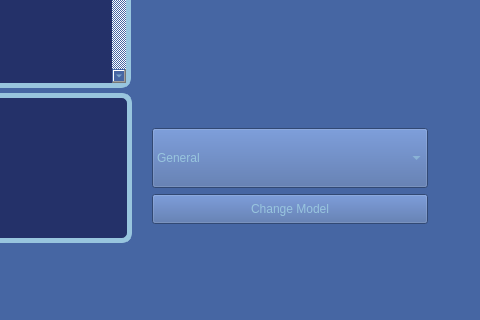
Qt form APOLLO_MainWindow.ui (ThatNerd404/A.P.O.L.L.O) before a commit; both pictures show x 720 to 1200 and y 355 to 675 of the 1200 by 675 pixel window.
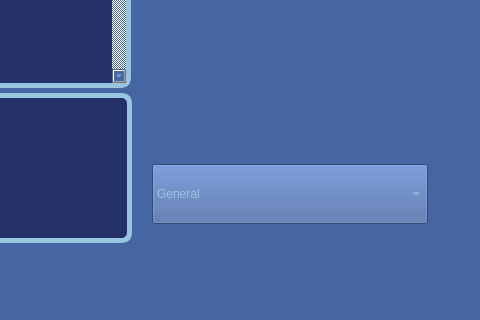
The same form after that commit. Icons and pictures are not drawn.

Commit message: working on model chooser and little face lift

The edit to the form file:
```diff
--- a/APOLLO_MainWindow.ui
+++ b/APOLLO_MainWindow.ui
@@ -351,19 +351,6 @@
        </item>
       </widget>
      </item>
-     <item>
-      <widget class="QPushButton" name="Submit_Model_Change">
-       <property name="minimumSize">
-        <size>
-         <width>0</width>
-         <height>30</height>
-        </size>
-       </property>
-       <property name="text">
-        <string>Change Model</string>
-       </property>
-      </widget>
-     </item>
     </layout>
    </widget>
    <zorder>groupBox_2</zorder>
```
Left out of the diff: 5 changed lines with no effect on the pictures. The commit also changes 2 other files.
